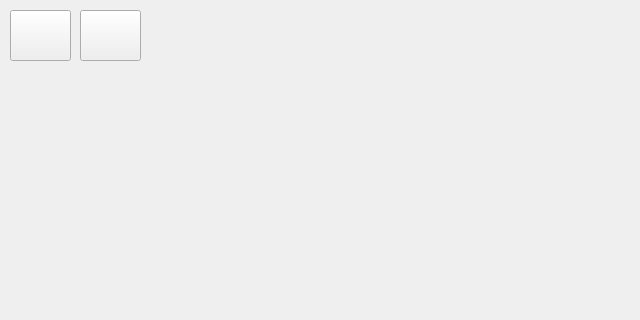
Qt form UI/smrr_ui/src/ui/screen_options.ui (ENTC-FYP-19-G08/ismrr) before a commit; both pictures show x 0 to 640 and y 0 to 320 of the 640 by 480 pixel window.
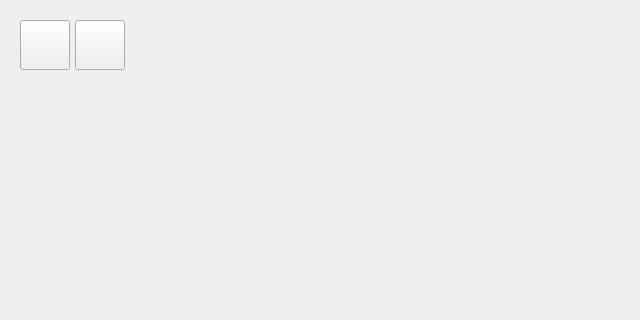
The same form after that commit. Icons and pictures are not drawn.

Patch:
```diff
--- a/UI/smrr_ui/src/ui/screen_options.ui
+++ b/UI/smrr_ui/src/ui/screen_options.ui
@@ -19,10 +19,10 @@
   <widget class="QPushButton" name="btnBack">
    <property name="geometry">
     <rect>
-     <x>10</x>
-     <y>10</y>
-     <width>61</width>
-     <height>51</height>
+     <x>20</x>
+     <y>20</y>
+     <width>50</width>
+     <height>50</height>
     </rect>
    </property>
    <property name="autoFillBackground">
@@ -48,10 +48,10 @@
   <widget class="QScrollArea" name="scrollArea">
    <property name="geometry">
     <rect>
-     <x>10</x>
+     <x>20</x>
      <y>80</y>
-     <width>611</width>
-     <height>381</height>
+     <width>591</width>
+     <height>371</height>
     </rect>
    </property>
    <property name="frameShape">
@@ -65,8 +65,8 @@
      <rect>
       <x>0</x>
       <y>0</y>
-      <width>611</width>
-      <height>381</height>
+      <width>591</width>
+      <height>371</height>
      </rect>
     </property>
     <layout class="QVBoxLayout" name="scrollLayout">
@@ -79,9 +79,9 @@
   <widget class="QLabel" name="label">
    <property name="geometry">
     <rect>
-     <x>220</x>
-     <y>20</y>
-     <width>411</width>
+     <x>140</x>
+     <y>30</y>
+     <width>491</width>
      <height>31</height>
     </rect>
    </property>
@@ -95,10 +95,10 @@
   <widget class="QPushButton" name="btnHome">
    <property name="geometry">
     <rect>
-     <x>80</x>
-     <y>10</y>
-     <width>61</width>
-     <height>51</height>
+     <x>75</x>
+     <y>20</y>
+     <width>50</width>
+     <height>50</height>
     </rect>
    </property>
    <property name="autoFillBackground">
```
Left out of the diff: 6 changed lines with no effect on the pictures.
